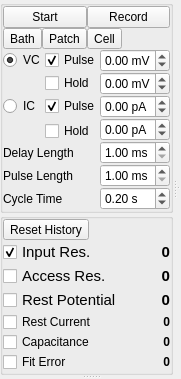
The window that lib/modules/Patch/PatchTemplate.ui (acq4/acq4) describes before a commit, drawn with Qt 5.
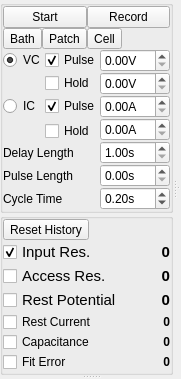
The same window after the commit. Custom widgets are drawn as their Qt base class.

Commit message: Converted Patch mod. to use SpinBox changed downsampling method in nidaq to avoid ringing artifacts caused by scipy.signal.resample Fixed a little bug in graphicsview

What changed in the file:
```diff
--- a/lib/modules/Patch/PatchTemplate.ui
+++ b/lib/modules/Patch/PatchTemplate.ui
@@ -170,13 +170,7 @@
               </size>
              </property>
              <property name="suffix">
-              <string> pA</string>
-             </property>
-             <property name="minimum">
-              <double>-1000.000000000000000</double>
-             </property>
-             <property name="maximum">
-              <double>1000.000000000000000</double>
+              <string>A</string>
              </property>
             </widget>
            </item>
@@ -189,13 +183,7 @@
               </size>
              </property>
              <property name="suffix">
-              <string> ms</string>
-             </property>
-             <property name="minimum">
-              <double>1.000000000000000</double>
-             </property>
-             <property name="maximum">
-              <double>10000.000000000000000</double>
+              <string>s</string>
              </property>
              <property name="singleStep">
               <double>10.000000000000000</double>
@@ -211,7 +199,7 @@
               </size>
              </property>
              <property name="suffix">
-              <string> ms</string>
+              <string>s</string>
              </property>
              <property name="minimum">
               <double>1.000000000000000</double>
@@ -233,13 +221,7 @@
               </size>
              </property>
              <property name="suffix">
-              <string> mV</string>
-             </property>
-             <property name="minimum">
-              <double>-100.000000000000000</double>
-             </property>
-             <property name="maximum">
-              <double>100.000000000000000</double>
+              <string>V</string>
              </property>
             </widget>
            </item>
@@ -252,13 +234,7 @@
               </size>
              </property>
              <property name="suffix">
-              <string> pA</string>
-             </property>
-             <property name="minimum">
-              <double>-1000.000000000000000</double>
-             </property>
-             <property name="maximum">
-              <double>1000.000000000000000</double>
+              <string>A</string>
              </property>
             </widget>
            </item>
@@ -271,13 +247,7 @@
               </size>
              </property>
              <property name="suffix">
-              <string> s</string>
-             </property>
-             <property name="minimum">
-              <double>0.010000000000000</double>
-             </property>
-             <property name="maximum">
-              <double>1000.000000000000000</double>
+              <string>s</string>
              </property>
              <property name="singleStep">
               <double>0.100000000000000</double>
@@ -296,13 +266,7 @@
               </size>
              </property>
              <property name="suffix">
-              <string> mV</string>
-             </property>
-             <property name="minimum">
-              <double>-100.000000000000000</double>
-             </property>
-             <property name="maximum">
-              <double>100.000000000000000</double>
+              <string>V</string>
              </property>
             </widget>
            </item>
@@ -585,6 +549,11 @@
    <header>lib.util.pyqtgraph.PlotWidget</header>
    <container>1</container>
   </customwidget>
+  <customwidget>
+   <class>SpinBox</class>
+   <extends>QDoubleSpinBox</extends>
+   <header>lib.util.SpinBox</header>
+  </customwidget>
  </customwidgets>
  <resources/>
  <connections/>
```
Left out of the diff: 20 changed lines with no effect on the pictures. The commit also changes 5 other files.
